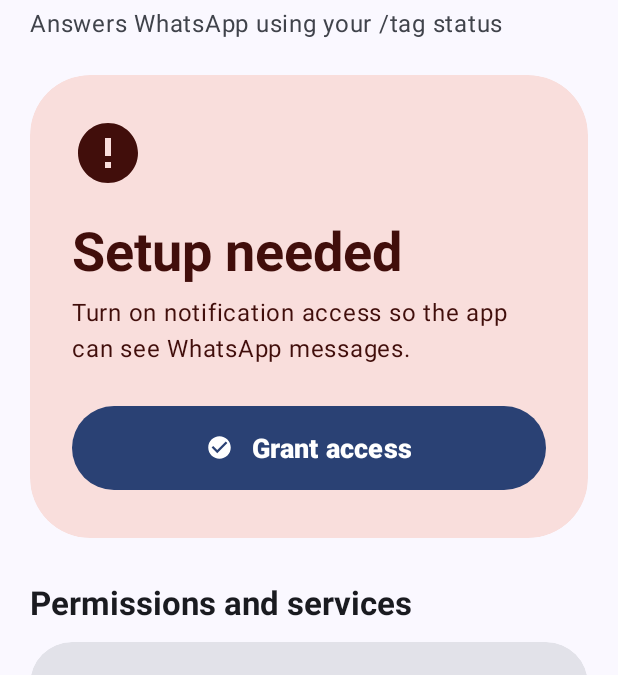
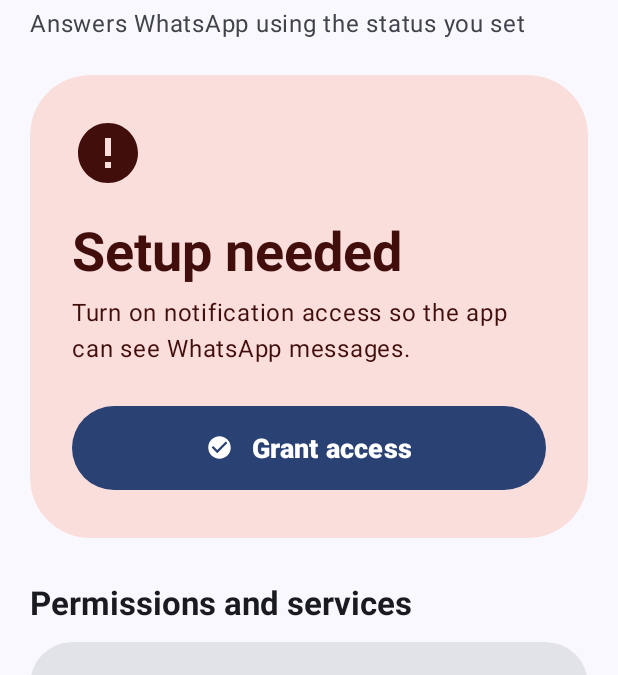
Before and after one commit to heyitsaadin/termux-whatsapp-ai-autoreply, an Android app: the screen it shows after launch (MainActivity), on a phone screen of 412 x 824 dp, the part 125-800 px from its top. Run offline under Robolectric (Android 15) with nearby library versions, the phone set to English and light mode, and no system bars; our stand-ins replace Material 3 Expressive styles (plain Material 3 is drawn).

Commit message:
Subtitle no longer mentions the Discord /tag command

```diff
--- a/android-keyboard/app/src/main/res/layout/activity_main.xml
+++ b/android-keyboard/app/src/main/res/layout/activity_main.xml
@@ -27,7 +27,7 @@
             android:layout_height='wrap_content'
             android:layout_marginTop='4dp'
             android:layout_marginBottom='24dp'
-            android:text='Answers WhatsApp using your /tag status'
+            android:text='Answers WhatsApp using the status you set'
             android:textAppearance='?attr/textAppearanceBodyLarge'
             android:textColor='?attr/colorOnSurfaceVariant' />
 
```
